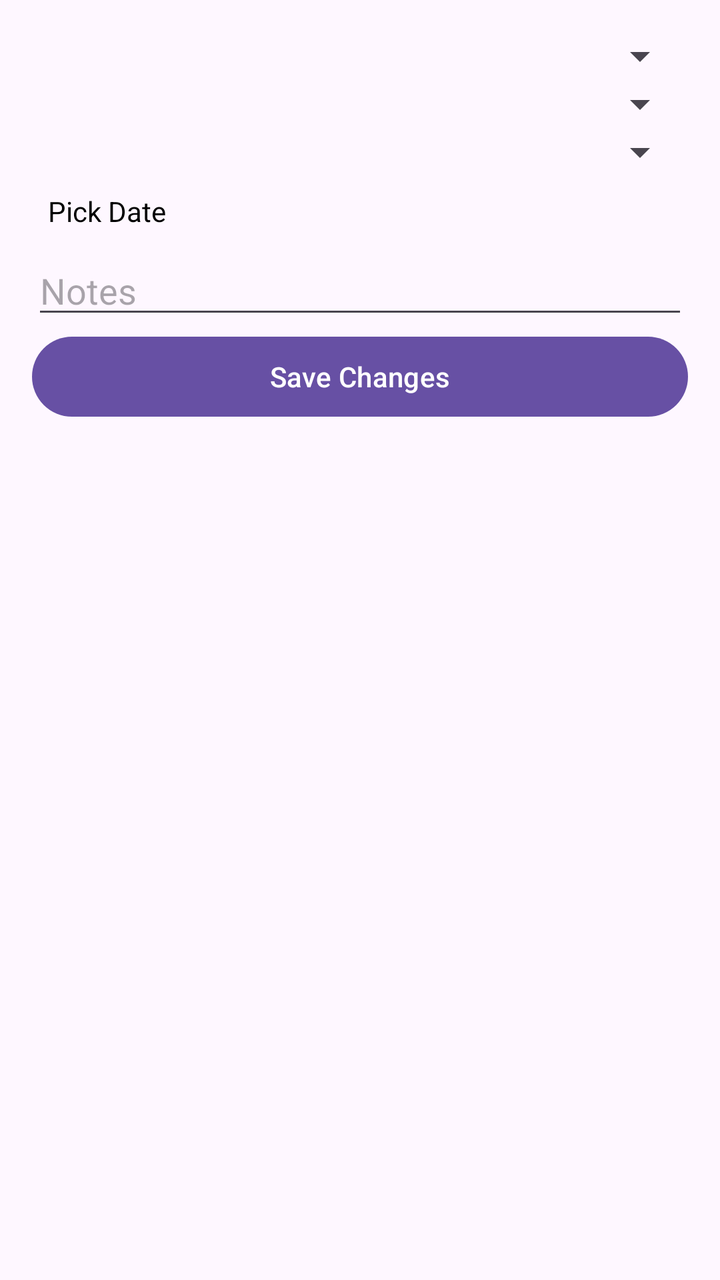
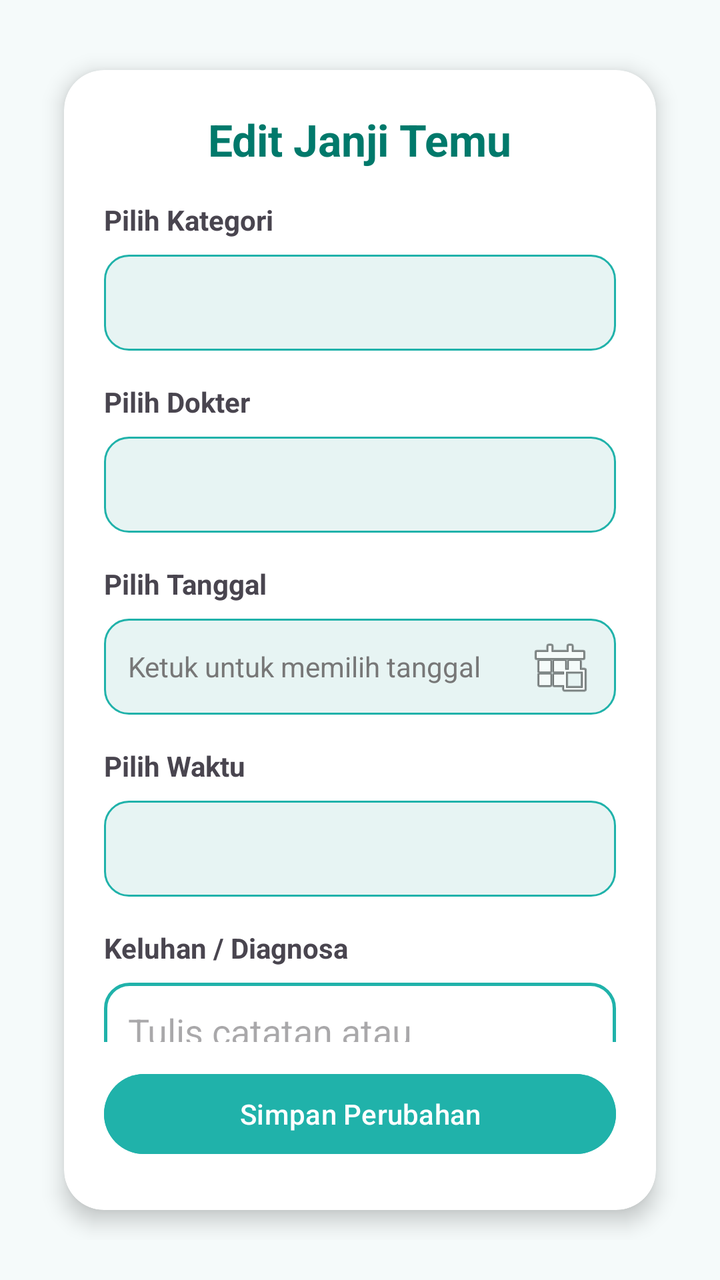

Before-and-after screenshots of an Android layout around one commit, followed by the original layout XML and the change that was made.
<!-- AndroidManifest.xml: application theme Theme.MedEase -->
<!-- res/layout/fragment_edit_appointment.xml -->
<ScrollView xmlns:android="http://schemas.android.com/apk/res/android"
    android:layout_width="match_parent"
    android:layout_height="match_parent"
    android:padding="16dp">

    <LinearLayout
        android:layout_width="match_parent"
        android:layout_height="wrap_content"
        android:orientation="vertical">

        <Spinner android:id="@+id/spinnerCategory"
            android:layout_width="match_parent"
            android:layout_height="wrap_content" />

        <Spinner android:id="@+id/spinnerDoctor"
            android:layout_width="match_parent"
            android:layout_height="wrap_content" />

        <Spinner android:id="@+id/spinnerTime"
            android:layout_width="match_parent"
            android:layout_height="wrap_content" />

        <TextView
            android:id="@+id/tvPickDate"
            android:layout_width="match_parent"
            android:layout_height="wrap_content"
            android:text="Pick Date"
            android:padding="8dp"
            android:textColor="@color/black" />

        <EditText
            android:id="@+id/etNote"
            android:layout_width="match_parent"
            android:layout_height="wrap_content"
            android:hint="Notes" />

        <Button
            android:id="@+id/btnSave"
            android:layout_width="match_parent"
            android:layout_height="wrap_content"
            android:text="Save Changes" />
    </LinearLayout>
</ScrollView>
<!-- resources referenced by this layout -->
<resources>
  <color name="black">#000000</color>
  <style name="Theme.MedEase" parent="Base.Theme.MedEase" />
  <style name="Base.Theme.MedEase" parent="Theme.Material3.DayNight.NoActionBar">
          
          
      </style>
</resources>

<!-- the commit's change to res/layout/fragment_edit_appointment.xml (unified diff, before → after) -->
@@ -1,43 +1,149 @@
-<ScrollView xmlns:android="http://schemas.android.com/apk/res/android"
+<?xml version="1.0" encoding="utf-8"?>
+<LinearLayout xmlns:android="http://schemas.android.com/apk/res/android"
+    xmlns:app="http://schemas.android.com/apk/res-auto"
+    android:orientation="vertical"
     android:layout_width="match_parent"
     android:layout_height="match_parent"
-    android:padding="16dp">
+    android:background="#F5FAFA"
+    android:padding="20dp">
 
-    <LinearLayout
+    <androidx.cardview.widget.CardView
         android:layout_width="match_parent"
-        android:layout_height="wrap_content"
-        android:orientation="vertical">
+        android:layout_height="match_parent"
+        app:cardCornerRadius="20dp"
+        app:cardElevation="6dp"
+        app:cardUseCompatPadding="true"
+        android:layout_gravity="center"
+        android:clipToPadding="false"
+        android:clipChildren="false">
 
-        <Spinner android:id="@+id/spinnerCategory"
+        <LinearLayout
             android:layout_width="match_parent"
-            android:layout_height="wrap_content" />
+            android:layout_height="match_parent"
+            android:orientation="vertical"
+            android:padding="20dp">
 
-        <Spinner android:id="@+id/spinnerDoctor"
-            android:layout_width="match_parent"
-            android:layout_height="wrap_content" />
+            <TextView
+                android:layout_width="wrap_content"
+                android:layout_height="wrap_content"
+                android:text="Edit Janji Temu"
+                android:textSize="22sp"
+                android:textStyle="bold"
+                android:textColor="@color/teal_700"
+                android:layout_gravity="center_horizontal"
+                android:layout_marginBottom="16dp" />
 
-        <Spinner android:id="@+id/spinnerTime"
-            android:layout_width="match_parent"
-            android:layout_height="wrap_content" />
+            <ScrollView
+                android:layout_width="match_parent"
+                android:layout_height="0dp"
+                android:layout_weight="1"
+                android:fillViewport="true"
+                android:overScrollMode="ifContentScrolls"
+                android:scrollbars="none">
 
-        <TextView
-            android:id="@+id/tvPickDate"
-            android:layout_width="match_parent"
-            android:layout_height="wrap_content"
-            android:text="Pick Date"
-            android:padding="8dp"
-            android:textColor="@color/black" />
+                <LinearLayout
+                    android:layout_width="match_parent"
+                    android:layout_height="wrap_content"
+                    android:orientation="vertical">
 
-        <EditText
-            android:id="@+id/etNote"
-            android:layout_width="match_parent"
-            android:layout_height="wrap_content"
-            android:hint="Notes" />
+                    <TextView
+                        android:layout_width="wrap_content"
+                        android:layout_height="wrap_content"
+                        android:text="Pilih Kategori"
+                        android:textStyle="bold"
+                        android:layout_marginBottom="8dp" />
 
-        <Button
-            android:id="@+id/btnSave"
-            android:layout_width="match_parent"
-            android:layout_height="wrap_content"
-            android:text="Save Changes" />
-    </LinearLayout>
-</ScrollView>
+                    <Spinner
+                        android:id="@+id/spinnerCategory"
+                        android:layout_width="match_parent"
+                        android:layout_height="48dp"
+                        android:background="@drawable/bg_spinner"
+                        android:layout_marginBottom="16dp" />
+
+                    <TextView
+                        android:layout_width="wrap_content"
+                        android:layout_height="wrap_content"
+                        android:text="Pilih Dokter"
+                        android:textStyle="bold"
+                        android:layout_marginBottom="8dp" />
+
+                    <Spinner
+                        android:id="@+id/spinnerDoctor"
+                        android:layout_width="match_parent"
+                        android:layout_height="48dp"
+                        android:background="@drawable/bg_spinner"
+                        android:layout_marginBottom="16dp" />
+
+                    <TextView
+                        android:layout_width="wrap_content"
+                        android:layout_height="wrap_content"
+                        android:text="Pilih Tanggal"
+                        android:textStyle="bold"
+                        android:layout_marginBottom="8dp" />
+
+                    <TextView
+                        android:id="@+id/tvPickDate"
+                        android:layout_width="match_parent"
+                        android:layout_height="48dp"
+                        android:background="@drawable/bg_spinner"
+                        android:gravity="center_vertical"
+                        android:paddingHorizontal="12dp"
+                        android:text="Ketuk untuk memilih tanggal"
+                        android:textColor="#777"
+                        android:drawableEnd="@android:drawable/ic_menu_today"
+                        android:drawablePadding="8dp"
+                        android:layout_marginBottom="16dp" />
+
+                    <TextView
+                        android:layout_width="wrap_content"
+                        android:layout_height="wrap_content"
+                        android:text="Pilih Waktu"
+                        android:textStyle="bold"
+                        android:layout_marginBottom="8dp" />
+
+                    <Spinner
+                        android:id="@+id/spinnerTime"
+                        android:layout_width="match_parent"
+                        android:layout_height="48dp"
+                        android:background="@drawable/bg_spinner"
+                        android:layout_marginBottom="16dp" />
+
+                    <TextView
+                        android:layout_width="wrap_content"
+                        android:layout_height="wrap_content"
+                        android:text="Keluhan / Diagnosa"
+                        android:textStyle="bold"
+                        android:layout_marginBottom="8dp" />
+
+                    <EditText
+                        android:id="@+id/etNote"
+                        android:layout_width="match_parent"
+                        android:layout_height="150dp"
+                        android:hint="Tulis catatan atau permintaan khusus..."
+                        android:background="@drawable/bg_outline_button"
+                        android:padding="12dp"
+                        android:gravity="top|start"
+                        android:inputType="textMultiLine"
+                        android:scrollbars="vertical"
+                        android:overScrollMode="ifContentScrolls"
+                        android:scrollHorizontally="false"
+                        android:singleLine="false"
+                        android:maxLines="6" />
+                </LinearLayout>
+            </ScrollView>
+
+            <Button
+                android:id="@+id/btnSave"
+                android:layout_width="match_parent"
+                android:layout_height="wrap_content"
+                android:text="Simpan Perubahan"
+                android:textColor="@android:color/white"
+                android:backgroundTint="@color/teal_400"
+                android:textAllCaps="false"
+                android:elevation="4dp"
+                android:layout_marginTop="12dp"
+                android:layout_marginBottom="4dp" />
+
+        </LinearLayout>
+    </androidx.cardview.widget.CardView>
+</LinearLayout>
<!-- resource entries referenced after the edit -->
@@ -1,6 +1,21 @@
 <!-- resources referenced by this layout -->
 <resources>
-  <color name="black">#000000</color>
+  <color name="teal_400">#20B2AA</color>
+  <color name="teal_700">#00796B</color>
+  <!-- drawable bg_outline_button (drawable) -->
+  <shape xmlns:android="http://schemas.android.com/apk/res/android"
+      android:shape="rectangle">
+      <solid android:color="#FFFFFF" />
+      <stroke android:color="@color/teal_400" android:width="1.5dp" />
+      <corners android:radius="12dp" />
+  </shape>
+  <!-- drawable bg_spinner (drawable) -->
+  <shape xmlns:android="http://schemas.android.com/apk/res/android"
+      android:shape="rectangle">
+      <solid android:color="#E7F4F3" />
+      <stroke android:color="@color/teal_400" android:width="1dp" />
+      <corners android:radius="12dp" />
+  </shape>
   <style name="Theme.MedEase" parent="Base.Theme.MedEase" />
   <style name="Base.Theme.MedEase" parent="Theme.Material3.DayNight.NoActionBar">
           
